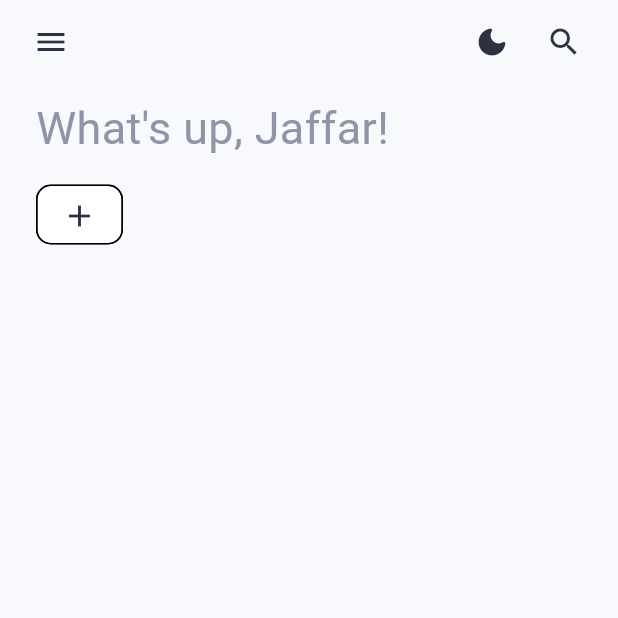
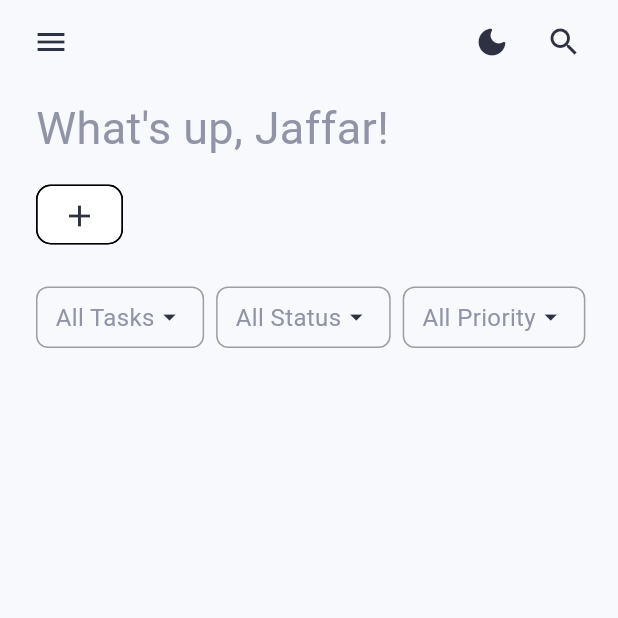
Before and after one commit to Jaffar-Kazmi/TaskVector, a Flutter app: the screen it shows after launch, on a phone screen of 412 x 824 dp, the top half of it. Run offline on Flutter 3.47's test engine with Material 3 defaults, Android fonts, the light colour scheme and no system bars; our stand-ins replace hive, hive_flutter; accounts and stored records are empty; Roboto replaces fonts that are missing (Poppins).

Commit message:
feat(filters): add Dropdown Filters

```diff
--- a/lib/screens/home_screen.dart
+++ b/lib/screens/home_screen.dart
@@ -1,6 +1,6 @@
 import 'package:flutter/material.dart';
 import 'package:taskvector/widgets/categories_list.dart';
-
+import 'package:taskvector/widgets/task_filters.dart';
 
 class HomeScreen extends StatefulWidget {
   final VoidCallback onToggleTheme;
@@ -57,7 +57,14 @@ class _HomeScreenState extends State<HomeScreen> {
               Container(
                 padding: EdgeInsets.fromLTRB(12, 8, 0, 8),
                 child: const CategoriesList(),
-              )
+              ),
+              Container(
+                padding: EdgeInsets.fromLTRB(12, 20, 0, 8),
+                child: const TaskFilters(),
+              ),
+              Container(
+                padding: EdgeInsets.fromLTRB(12, 8, 12, 8),
+              ),
             ],
           ),
         ),
--- /dev/null
+++ b/lib/widgets/task_filters.dart
@@ -0,0 +1,115 @@
+import 'package:flutter/material.dart';
+
+class TaskFilters extends StatefulWidget {
+  const TaskFilters({super.key});
+
+  @override
+  State<TaskFilters> createState() => _TaskFiltersState();
+}
+
+class _TaskFiltersState extends State<TaskFilters> {
+  String selectedTimeFilter = "All Tasks";
+  String selectedStatusFilter = "All Status";
+  String selectedPriorityFilter = "All Priority";
+
+  @override
+  Widget build(BuildContext context) {
+    return Column(
+      children: [
+        Wrap(
+          spacing: 8,
+          runSpacing: 8,
+          children: [
+            _buildFilterButton(
+              context: context,
+              selectedValue: selectedTimeFilter,
+              onSelected: (value) {
+                setState(() {
+                  selectedTimeFilter = value;
+                });
+              },
+              items: [
+                "All Tasks",
+                "Due Today",
+                "Due Tomorrow",
+                "By Week",
+                "By Month",
+              ],
+            ),
+
+            // Status Filter
+            _buildFilterButton(
+              context: context,
+              selectedValue: selectedStatusFilter,
+              onSelected: (value) {
+                setState(() {
+                  selectedStatusFilter = value;
+                });
+              },
+              items: [
+                "All Status",
+                "Completed",
+                "In Progress",
+                "Not Started",
+              ],
+            ),
+
+            // Priority Filter
+            _buildFilterButton(
+              context: context,
+              selectedValue: selectedPriorityFilter,
+              onSelected: (value) {
+                setState(() {
+                  selectedPriorityFilter = value;
+                });
+              },
+              items: [
+                "All Priority",
+                "High",
+                "Medium",
+                "Low",
+              ],
+            ),
+          ],
+        ),
+      ],
+    );
+  }
+
+  Widget _buildFilterButton({
+    required BuildContext context,
+    required String selectedValue,
+    required Function(String) onSelected,
+    required List<String> items,
+  }) {
+    return PopupMenuButton<String>(
+      initialValue: selectedValue,
+      onSelected: onSelected,
+      itemBuilder: (context) => items
+          .map((item) => PopupMenuItem(
+        value: item,
+        child: Text(item),
+      ))
+          .toList(),
+      borderRadius: BorderRadius.all(Radius.circular(12)),
+      color: Theme.of(context).colorScheme.primary,
+      child: Container(
+        padding: EdgeInsets.symmetric(horizontal: 12, vertical: 8),
+        decoration: BoxDecoration(
+          border: Border.all(color: Colors.grey),
+          borderRadius: BorderRadius.circular(8),
+        ),
+        child: Row(
+          mainAxisSize: MainAxisSize.min,
+          children: [
+            Text(
+              selectedValue,
+              style: TextStyle(fontSize: 16),
+            ),
+            const Icon(Icons.arrow_drop_down, size: 20),
+          ],
+        ),
+      ),
+    );
+  }
+}
--- /dev/null
+++ b/lib/widgets/tasks_list.dart
@@ -0,0 +1,23 @@
+import 'package:flutter/material.dart';
+
+class TasksList extends StatefulWidget {
+  const TasksList({super.key});
+
+  @override
+  State<TasksList> createState() => _TasksListState();
+}
+
+class _TasksListState extends State<TasksList> {
+
+  @override
+  Widget build(BuildContext context) {
+    return Container(
+      height: 200,
+      decoration: BoxDecoration(
+        color: Colors.grey,
+        borderRadius: BorderRadius.circular(10),
+      ),
+    );
+  }
+
+}
```
